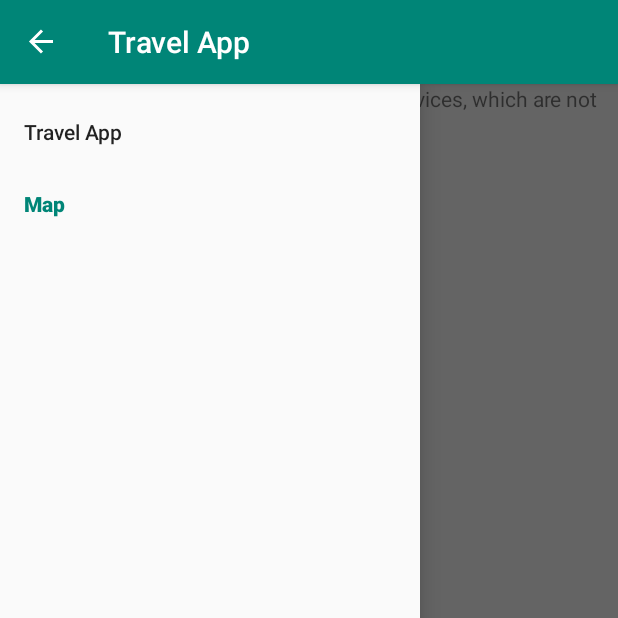
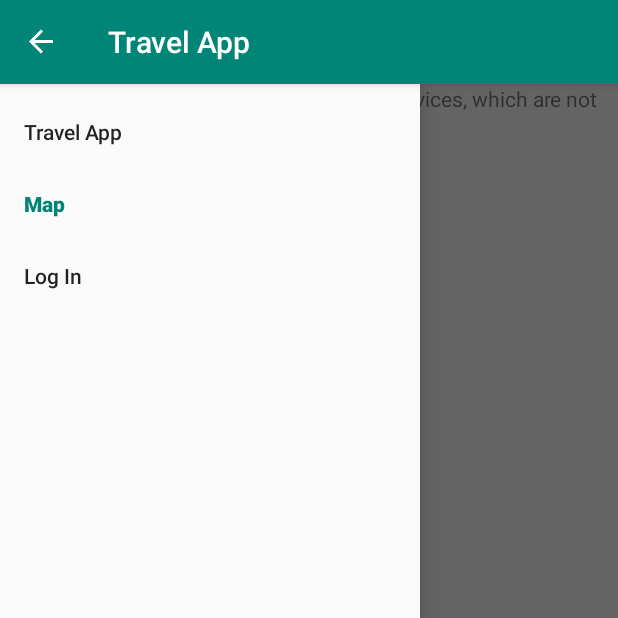
Before and after one commit to josejesusgarciajr/Travel-App, an Android app: the MapFragment screen opened through its navigation route, with the side drawer open, on a phone screen of 412 x 824 dp, the top half of it. Run offline under Robolectric (Android 15) with nearby library versions, the phone set to English and light mode, and no system bars; our stand-ins replace Firebase (no records; nobody signed in at launch, a user with empty details on screens opened directly), data binding, navigation-ui.

Commit message:
LogIn/LogOut Set Up

```diff
--- a/TravelApp/app/src/main/java/jwest/android_class/travel_app/MainActivity.kt
+++ b/TravelApp/app/src/main/java/jwest/android_class/travel_app/MainActivity.kt
@@ -38,14 +38,14 @@ class MainActivity : AppCompatActivity() {
         Log.d("here", " main activity")
 
 
-        // THIS IS SUPPOSE TO GET A CONNECTION TO FIREBASE
+        // GET A CONNECTION TO FIREBASE
         ref = FirebaseDatabase.getInstance().getReference("members")
 
         // ADDING
 //        val memberID : String = ref.push().key!!
-//        val c : Coordinates = Coordinates(40.7128, -74.0060)
+//        val c : Coordinates = Coordinates(52.36674, 4.8945)
 //
-//        val member : Member = Member(memberID, "Justine", "West", 22, c)
+//        val member : Member = Member(memberID, "Adrian", "Valenzuela", 19, c, "adrian", "drinksAlot")
 //
 //        ref.child(memberID).setValue(member).addOnCompleteListener {
 //            Toast.makeText(applicationContext, "ADDED MEMBER SUCCESSFULLY!", Toast.LENGTH_LONG).show()
--- a/TravelApp/app/src/main/java/jwest/android_class/travel_app/MapFragment.kt
+++ b/TravelApp/app/src/main/java/jwest/android_class/travel_app/MapFragment.kt
@@ -1,17 +1,22 @@
 package jwest.android_class.travel_app
 
 
+import android.content.Context
+import android.content.SharedPreferences
 import android.os.Bundle
+import android.util.Log
 import androidx.fragment.app.Fragment
 import android.view.LayoutInflater
 import android.view.View
 import android.view.ViewGroup
 import android.widget.TextView
 import androidx.databinding.DataBindingUtil
+import androidx.navigation.findNavController
 import com.google.android.gms.maps.*
 import com.google.android.gms.maps.model.LatLng
 import com.google.android.gms.maps.model.Marker
 import com.google.android.gms.maps.model.MarkerOptions
+import jwest.android_class.travel_app.databinding.FragmentLogInBinding
 import jwest.android_class.travel_app.databinding.FragmentMapBinding
 import jwest.android_class.travel_app.databinding.FragmentTitleBinding
 import kotlinx.android.synthetic.main.fragment_map.*
@@ -22,6 +27,7 @@ import java.util.*
 class MapFragment : Fragment(), OnMapReadyCallback, GoogleMap.OnInfoWindowClickListener {
     private lateinit var binding: FragmentMapBinding
     private lateinit var gGroup: Group
+    private lateinit var token : SharedPreferences
 
     //private val ref = FirebaseDatabase
     var mapFragment : SupportMapFragment? = null
@@ -40,7 +46,30 @@ class MapFragment : Fragment(), OnMapReadyCallback, GoogleMap.OnInfoWindowClickL
         // MIGHT NEED TO IMPLEMENT BINDING
         gGroup = Group()
 
-        return inflater.inflate(R.layout.fragment_map, container, false)
+        binding = DataBindingUtil.inflate<FragmentMapBinding>(inflater,
+            R.layout.fragment_map,container,false)
+        // Bind this fragment class to the layout
+        binding.mapFragment = this
+
+        token = binding.root.context.getSharedPreferences("jose", Context.MODE_PRIVATE)
+
+        Log.d("GMAPS", "IDK WHAT IS GOING ON...")
+        // SET ON CLICK LISTENER FOR LOG OUT BTN
+        binding.GMapsLogOutBtn.setOnClickListener { view : View ->
+            logout()
+        }
+
+        return binding.root
+        //return inflater.inflate(R.layout.fragment_map, container, false)
+    }
+
+    private fun logout() {
+        var editor = token.edit()
+        editor.putString("loginuser", " ")
+        editor.commit()
+        Log.d("LOGOUT..", "hello?")
+        Log.d("LOGOUT...", token.getString("loginuser", " ").toString())
+        view!!.findNavController().navigate(R.id.log_In)
     }
 
     override fun onMapReady(google_map: GoogleMap?) {
@@ -63,6 +92,11 @@ class MapFragment : Fragment(), OnMapReadyCallback, GoogleMap.OnInfoWindowClickL
         mMap.setInfoWindowAdapter(markerWindowAdapter)
 
         mMap.setOnInfoWindowClickListener(this)
+
+//        // SET ON CLICK LISTENER FOR LOG OUT BTN
+//        binding.GMapsLogOutBtn.setOnClickListener { view : View ->
+//            logout()
+//        }
     }
 
     // User clicks on the map to get a dropped pin
--- a/TravelApp/app/src/main/res/menu/navdrawer_menu.xml
+++ b/TravelApp/app/src/main/res/menu/navdrawer_menu.xml
@@ -7,5 +7,7 @@
     <item
         android:id="@+id/mapFragment"
         android:title="@string/map_name" />
+    <item android:id="@+id/log_In"
+        android:title="@string/LogInTitle"/>
 
 </menu>
--- a/TravelApp/app/src/main/res/navigation/navigation.xml
+++ b/TravelApp/app/src/main/res/navigation/navigation.xml
@@ -19,6 +19,8 @@
             android:id="@+id/action_titleFragment_to_mapFragment"
             app:destination="@id/mapFragment" />
     </fragment>
+
+    <!-- GOOGLE MAPS FRAGMENT -->
     <fragment
         android:id="@+id/mapFragment"
         android:name="jwest.android_class.travel_app.MapFragment"
@@ -26,14 +28,18 @@
         android:layout_height="match_parent"
         >
     </fragment>
-<!--    <fragment-->
-<!--        android:id="@+id/map"-->
-<!--        android:name="com.google.android.gms.maps.SupportMapFragment"-->
-<!--        android:layout_width="match_parent"-->
-<!--        android:layout_height="match_parent"-->
-<!--        tools:context=".MapFragment" >-->
-<!--        <action-->
-<!--            android:id="@+id/action_map_self"-->
-<!--            app:destination="@id/map" />-->
-<!--    </fragment>-->
+
+    <!-- LOG IN FRAGMENT -->
+    <fragment
+        android:id="@+id/log_In"
+        android:name="jwest.android_class.travel_app.Log_In"
+        android:layout_width="match_parent"
+        android:layout_height="match_parent"
+        android:label="fragment_log__in"
+        tools:layout="@layout/fragment_log__in">
+        <action
+            android:id="@+id/logIn_To_Google_Maps"
+            app:destination="@+id/mapFragment" />
+    </fragment>
+
 </navigation>
--- a/TravelApp/app/src/main/res/values/strings.xml
+++ b/TravelApp/app/src/main/res/values/strings.xml
@@ -3,4 +3,11 @@
     <string name="map_name">Map</string>
     <string name="title_activity_maps">Map</string>
     <string name="dropped_pin">Dropped Pin</string>
+
+    <!-- TODO: Remove or change this placeholder text -->
+    <!-- LOG IN FRAGMENT -->
+    <string name="LogInTitle">Log In</string>
+    <string name="LogInHint">UserName</string>
+    <string name="LogInPasswordHint">Password</string>
+    <string name="LogInButton">Log In!</string>
 </resources>
```
Also changed, not shown: TravelApp/app/src/main/java/jwest/android_class/travel_app/Log_In.kt (added, +136 -0 lines), TravelApp/app/src/main/java/jwest/android_class/travel_app/Member.kt (+4 -6 lines), TravelApp/app/src/main/res/layout/fragment_log__in.xml (added, +92 -0 lines), TravelApp/app/src/main/res/layout/fragment_map.xml (+7 -0 lines), 3 other files.
